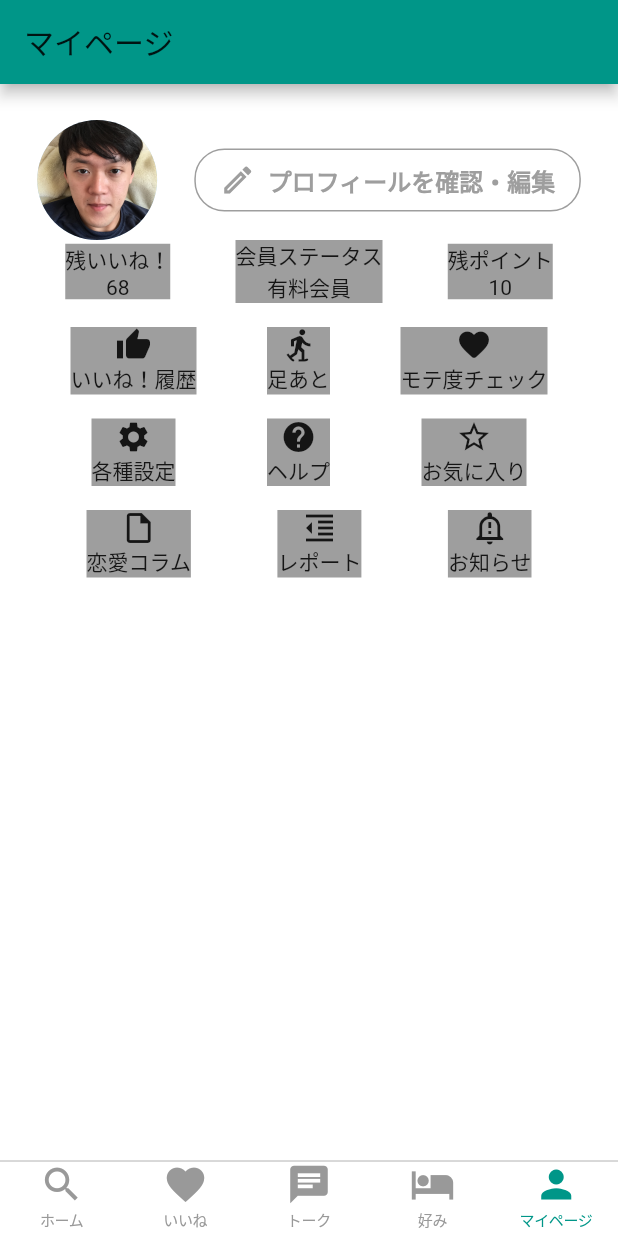
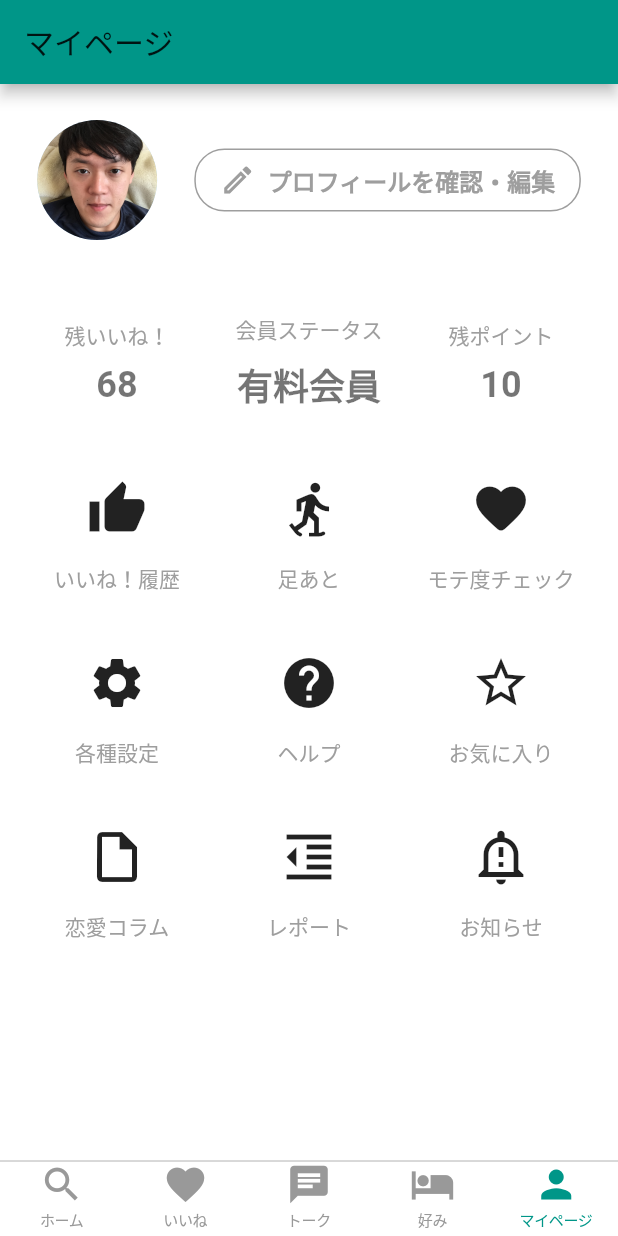
Before and after one commit to hideokawahara/diary_app, a Flutter app: the screen it shows after launch, item 5 of the bottom bar chosen, on a phone screen of 412 x 824 dp. Run offline on Flutter 3.47's test engine with Material 2 defaults, Android fonts, the phone set to English and light mode, and no system bars.

Commit message:
feat: マイページの項目のスタイリング調整

```diff
--- a/lib/screens/my_page_screen.dart
+++ b/lib/screens/my_page_screen.dart
@@ -21,70 +21,132 @@ class MyPageScreenBody extends StatelessWidget {
   final Map<Widget, Widget> itemsList = {
     Text(
       '残いいね！',
+      style: TextStyle(
+        color: Colors.grey,
+      ),
     ): Text(
       '68',
+      style: TextStyle(
+        fontSize: 24.0,
+        fontWeight: FontWeight.bold,
+        color: Colors.black54,
+      ),
     ),
     Text(
       '会員ステータス',
+      style: TextStyle(
+        color: Colors.grey,
+      ),
     ): Text(
       '有料会員',
+      style: TextStyle(
+        fontSize: 24.0,
+        fontWeight: FontWeight.bold,
+        color: Colors.black54,
+      ),
     ),
     Text(
       '残ポイント',
+      style: TextStyle(
+        color: Colors.grey,
+      ),
     ): Text(
       '10',
+      style: TextStyle(
+        fontSize: 24.0,
+        fontWeight: FontWeight.bold,
+        color: Colors.black54,
+      ),
     )
   };
 
   final Map<Widget, Widget> itemsList2 = {
     Icon(
       Icons.thumb_up,
+      size: 40.0,
     ): Text(
       'いいね！履歴',
+      style: TextStyle(
+        color: Colors.grey,
+      ),
     ),
     Icon(
       Icons.snowshoeing,
+      size: 40.0,
     ): Text(
       '足あと',
+      style: TextStyle(
+        color: Colors.grey,
+      ),
     ),
     Icon(
       Icons.favorite_rounded,
+      size: 40.0,
     ): Text(
       'モテ度チェック',
+      style: TextStyle(
+        color: Colors.grey,
+      ),
     ),
   };
 
   final Map<Widget, Widget> itemsList3 = {
     Icon(
       Icons.settings,
+      size: 40.0,
     ): Text(
       '各種設定',
+      style: TextStyle(
+        color: Colors.grey,
+      ),
     ),
-    Icon(Icons.help): Text(
+    Icon(
+      Icons.help,
+      size: 40.0,
+    ): Text(
       'ヘルプ',
+      style: TextStyle(
+        color: Colors.grey,
+      ),
     ),
     Icon(
       Icons.star_outline,
+      size: 40.0,
     ): Text(
       'お気に入り',
+      style: TextStyle(
+        color: Colors.grey,
+      ),
     ),
   };
 
   final Map<Widget, Widget> itemsList4 = {
     Icon(
       Icons.insert_drive_file_outlined,
+      size: 40.0,
     ): Text(
       '恋愛コラム',
+      style: TextStyle(
+        color: Colors.grey,
+      ),
     ),
     Icon(
       Icons.format_indent_decrease,
+      size: 40.0,
     ): Text(
       'レポート',
+      style: TextStyle(
+        color: Colors.grey,
+      ),
     ),
     Icon(
       Icons.notification_important_outlined,
+      size: 40.0,
     ): Text(
       'お知らせ',
+      style: TextStyle(
+        color: Colors.grey,
+      ),
     ),
   };
 
@@ -96,6 +158,9 @@ class MyPageScreenBody extends StatelessWidget {
           height: 24.0,
         ),
         ProfileEditSection(),
+        SizedBox(
+          height: 32.0,
+        ),
         Container(
           child: Column(
             children: <Widget>[
@@ -105,10 +170,15 @@ class MyPageScreenBody extends StatelessWidget {
                   ...itemsList.entries.map(
                     (item) {
                       return Container(
-                        color: Colors.grey,
+                        height: 100.0,
+                        width: 100.0,
                         child: Column(
+                          mainAxisAlignment: MainAxisAlignment.center,
                           children: <Widget>[
                             item.key,
+                            SizedBox(
+                              height: 8.0,
+                            ),
                             item.value,
                           ],
                         ),
@@ -126,10 +196,15 @@ class MyPageScreenBody extends StatelessWidget {
                   ...itemsList2.entries.map(
                     (item) {
                       return Container(
-                        color: Colors.grey,
+                        height: 100.0,
+                        width: 100.0,
                         child: Column(
+                          mainAxisAlignment: MainAxisAlignment.center,
                           children: <Widget>[
                             item.key,
+                            SizedBox(
+                              height: 16.0,
+                            ),
                             item.value,
                           ],
                         ),
@@ -147,10 +222,15 @@ class MyPageScreenBody extends StatelessWidget {
                   ...itemsList3.entries.map(
                     (item) {
                       return Container(
-                        color: Colors.grey,
+                        height: 100.0,
+                        width: 100.0,
                         child: Column(
+                          mainAxisAlignment: MainAxisAlignment.center,
                           children: <Widget>[
                             item.key,
+                            SizedBox(
+                              height: 16.0,
+                            ),
                             item.value,
                           ],
                         ),
@@ -168,10 +248,15 @@ class MyPageScreenBody extends StatelessWidget {
                   ...itemsList4.entries.map(
                     (item) {
                       return Container(
-                        color: Colors.grey,
+                        height: 100.0,
+                        width: 100.0,
                         child: Column(
+                          mainAxisAlignment: MainAxisAlignment.center,
                           children: <Widget>[
                             item.key,
+                            SizedBox(
+                              height: 16.0,
+                            ),
                             item.value,
                           ],
                         ),
```
